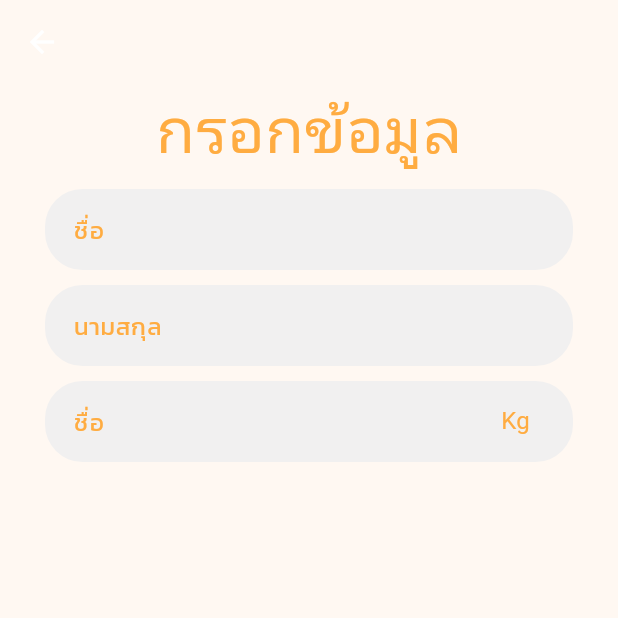
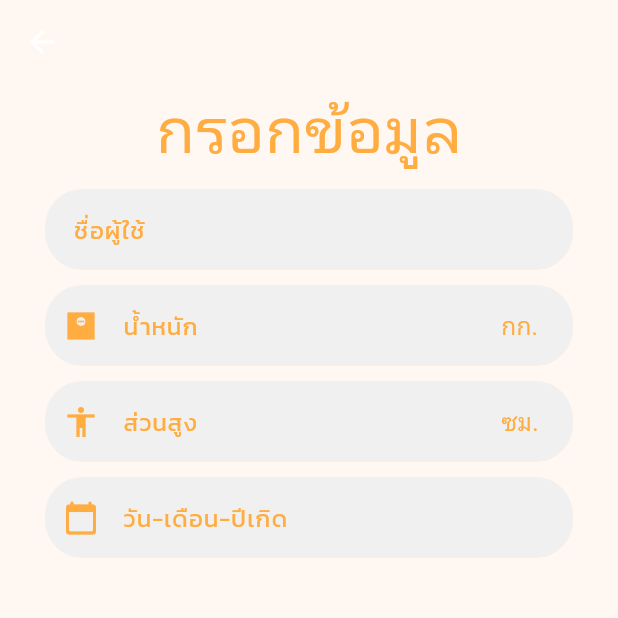
Before and after one commit to Phupa111/GymMasterApp-Font-end, a Flutter app: the RegisterPage screen opened directly, on a phone screen of 412 x 824 dp, the top half of it. Run offline on Flutter 3.47's test engine with Material 3 defaults, Android fonts, the phone set to English and light mode, and no system bars; our stand-ins replace google_fonts; network calls fail.

Commit message:
register showdate
datepuickerWasBorn textfield register page

```diff
--- a/gym_master_fontend/lib/screen/register_page/register_page.dart
+++ b/gym_master_fontend/lib/screen/register_page/register_page.dart
@@ -8,6 +8,7 @@ class RegisterPage extends StatefulWidget {
 }
 
 class _RegisterPageState extends State<RegisterPage> {
+  TextEditingController _date = TextEditingController();
   @override
   Widget build(BuildContext context) {
     return Scaffold(
@@ -43,7 +44,7 @@ class _RegisterPageState extends State<RegisterPage> {
                     filled: true,
                     fillColor: const Color(0xFFF1F0F0),
                     border: InputBorder.none,
-                    hintText: "ชื่อ",
+                    hintText: "ชื่อผู้ใช้",
                     hintStyle: const TextStyle(
                       fontFamily: 'Kanit',
                       color: Color(0xFFFFAC41),
@@ -65,11 +66,23 @@ class _RegisterPageState extends State<RegisterPage> {
                 ),
                 TextField(
                   decoration: InputDecoration(
+                    prefixIcon: Icon(
+                      Icons.monitor_weight_sharp,
+                      color: Color(0xFFFFAC41),
+                    ),
+                    suffixIcon: const Padding(
+                      padding: EdgeInsets.only(top: 12.0),
+                      child: Text(
+                        "กก.",
+                        style:
+                            TextStyle(fontSize: 16, color: Color(0xFFFFAC41)),
+                      ),
+                    ),
                     contentPadding: const EdgeInsets.all(15.0),
                     filled: true,
                     fillColor: const Color(0xFFF1F0F0),
                     border: InputBorder.none,
-                    hintText: "นามสกุล",
+                    hintText: "น้ำหนัก",
                     hintStyle: const TextStyle(
                       fontFamily: 'Kanit',
                       color: Color(0xFFFFAC41),
@@ -91,10 +104,15 @@ class _RegisterPageState extends State<RegisterPage> {
                 ),
                 TextField(
                   decoration: InputDecoration(
+                    focusColor: Color(0xFFFFAC41),
+                    prefixIcon: Icon(
+                      Icons.accessibility,
+                      color: Color(0xFFFFAC41),
+                    ),
                     suffixIcon: const Padding(
                       padding: EdgeInsets.only(top: 12.0),
                       child: Text(
-                        "Kg",
+                        "ซม.",
                         style:
                             TextStyle(fontSize: 16, color: Color(0xFFFFAC41)),
                       ),
@@ -103,7 +121,7 @@ class _RegisterPageState extends State<RegisterPage> {
                     filled: true,
                     fillColor: const Color(0xFFF1F0F0),
                     border: InputBorder.none,
-                    hintText: "ชื่อ",
+                    hintText: "ส่วนสูง",
                     hintStyle: const TextStyle(
                       fontFamily: 'Kanit',
                       color: Color(0xFFFFAC41),
@@ -120,6 +138,42 @@ class _RegisterPageState extends State<RegisterPage> {
                     ),
                   ),
                 ),
+                const SizedBox(
+                  height: 10,
+                ),
+                TextField(
+                  readOnly: true,
+                  decoration: InputDecoration(
+                    prefixIcon: Icon(
+                      Icons.calendar_today_rounded,
+                      color: Color(0xFFFFAC41),
+                    ),
+                    contentPadding: const EdgeInsets.all(15.0),
+                    filled: true,
+                    fillColor: const Color(0xFFF1F0F0),
+                    border: InputBorder.none,
+                    hintText: "วัน-เดือน-ปีเกิด",
+                    hintStyle: const TextStyle(
+                      fontFamily: 'Kanit',
+                      color: Color(0xFFFFAC41),
+                    ),
+                    focusedBorder: OutlineInputBorder(
+                      borderSide: const BorderSide(
+                          color: Colors
+                              .transparent), // Change border color on focus
+                      borderRadius: BorderRadius.circular(25.0),
+                    ),
+                    enabledBorder: OutlineInputBorder(
+                      borderSide: const BorderSide(color: Colors.transparent),
+                      borderRadius: BorderRadius.circular(25.0),
+                    ),
+                  ),
+                  controller: _date,
+                  onTap: () {
+                    print("clicked");
+                    _selectDate();
+                  },
+                ),
               ],
             ),
           ),
@@ -127,4 +181,30 @@ class _RegisterPageState extends State<RegisterPage> {
       ),
     );
   }
+
+  Future<void> _selectDate() async {
+    DateTime? _picked = await showDatePicker(
+      context: context,
+      initialDate: DateTime.now(),
+      firstDate: DateTime(1900),
+      lastDate: DateTime(2100),
+      builder: (context, child) {
+        return Theme(
+            data: Theme.of(context).copyWith(
+              colorScheme: ColorScheme.light(
+                primary: Color(0xFFFFAC41),
+              ),
+            ),
+            child: child!);
+      },
+    );
+
+    if (_picked != null) {
+      setState(() {
+        _date.text =
+            "${_picked.day.toString().padLeft(2, '0')}-${_picked.month.toString().padLeft(2, '0')}-${_picked.year.toString()}";
+        print(_date.text);
+      });
+    }
+  }
 }
```
Also changed, not shown: gym_master_fontend/lib/color/state_color.dart (added).
